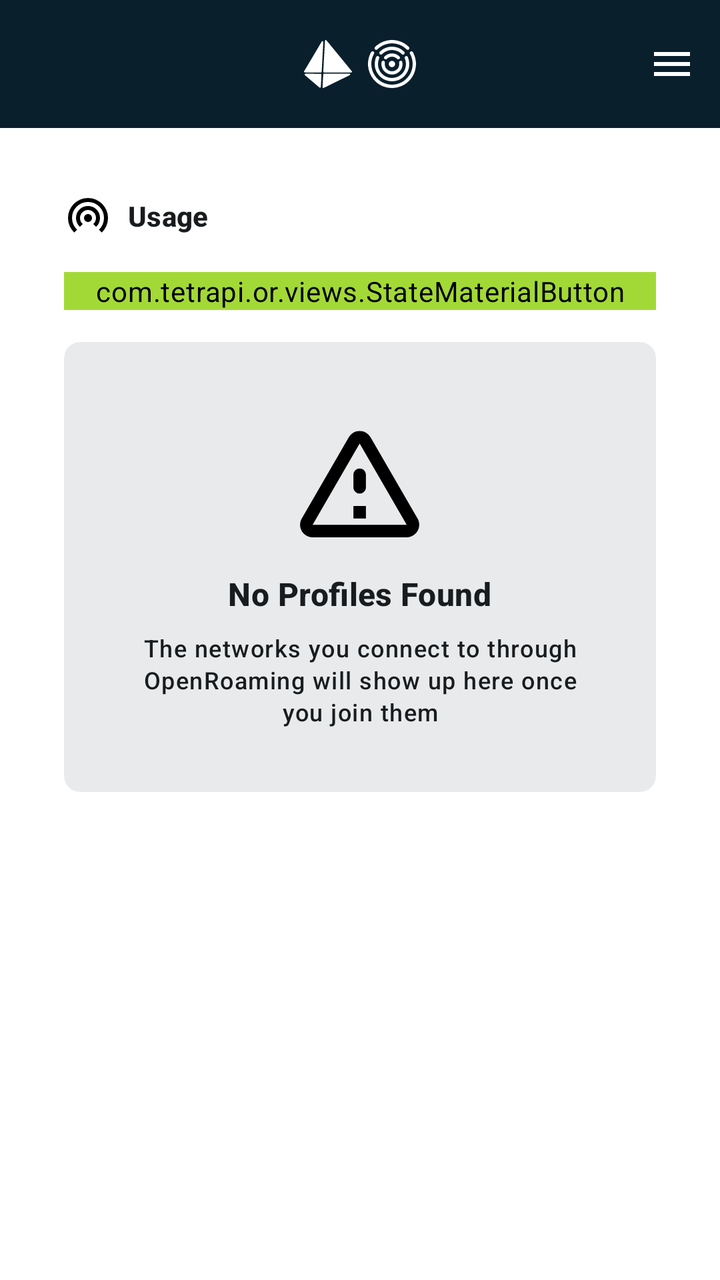
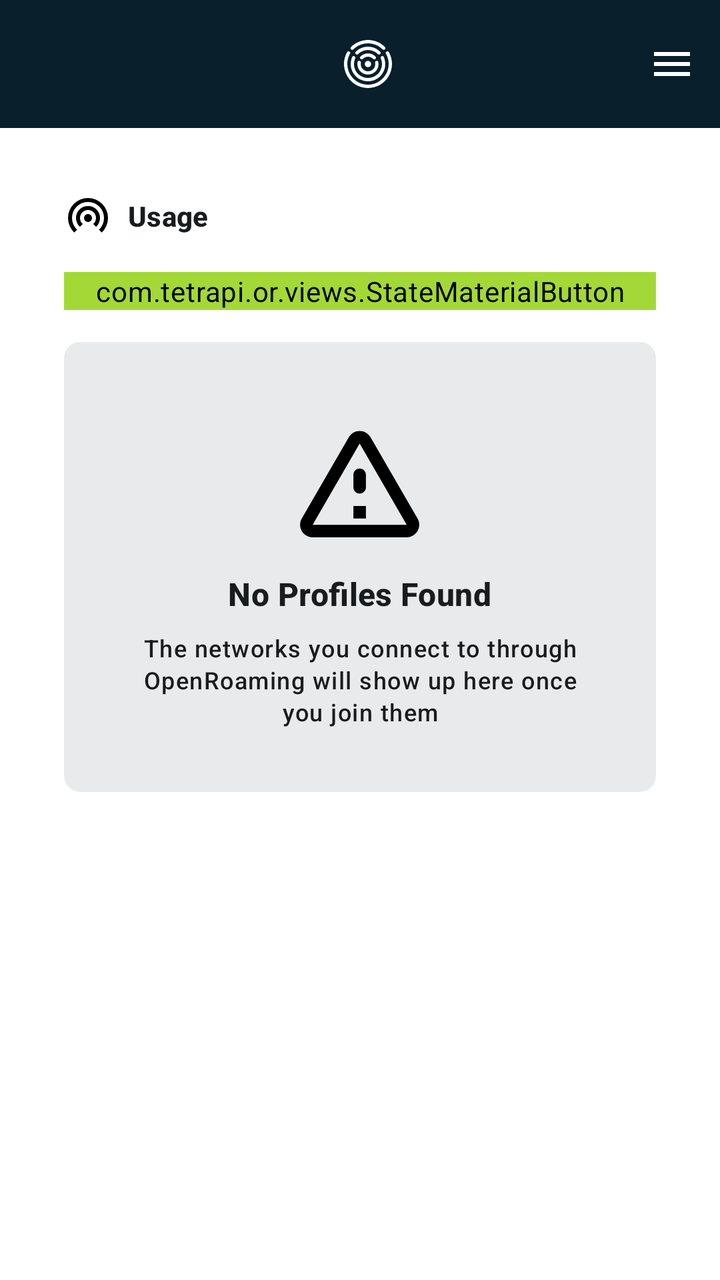

The first picture is an Android layout as it rendered before a commit; the second is the same layout after the commit. The layout source and the unified diff follow.
<!-- AndroidManifest.xml: application theme Theme.OR -->
<!-- res/layout/activity_main.xml -->
<?xml version="1.0" encoding="utf-8"?>

<LinearLayout xmlns:android="http://schemas.android.com/apk/res/android"
    xmlns:app="http://schemas.android.com/apk/res-auto"
    android:layout_width="match_parent"
    android:layout_height="wrap_content"
    android:orientation="vertical">

    <com.google.android.material.appbar.MaterialToolbar
        android:id="@+id/toolbar"
        android:layout_width="match_parent"
        android:layout_height="wrap_content"
        android:background="?colorPrimaryDark"
        app:menu="@menu/menu_main">

        <LinearLayout
            android:layout_width="wrap_content"
            android:layout_height="match_parent"
            android:layout_gravity="center"
            android:orientation="horizontal">

            <ImageView
                android:layout_width="24dp"
                android:layout_height="24dp"
                android:src="@drawable/ic_tetrapi"
                app:tint="?colorPrimary" />

            <ImageView
                android:layout_width="24dp"
                android:layout_height="24dp"
                android:layout_marginStart="@dimen/material_margin_mini"
                android:src="@drawable/ic_or"
                app:tint="?colorPrimary" />

        </LinearLayout>

    </com.google.android.material.appbar.MaterialToolbar>

    <ScrollView
        android:layout_width="match_parent"
        android:layout_height="match_parent">

        <LinearLayout
            android:layout_width="match_parent"
            android:layout_height="wrap_content"
            android:orientation="vertical"
            android:padding="@dimen/material_margin_large">

            <com.google.android.material.textview.MaterialTextView
                android:layout_width="wrap_content"
                android:layout_height="wrap_content"
                android:drawableStart="@drawable/ic_wifi"
                android:drawablePadding="@dimen/material_margin_mini"
                android:gravity="center"
                android:text="@string/activity_main_usage"
                android:textAppearance="?textAppearanceLabelLarge"
                android:textStyle="bold" />

            <com.tetrapi.or.views.StateMaterialButton
                android:id="@+id/connect_button"
                android:layout_width="match_parent"
                android:layout_height="wrap_content"
                android:layout_marginTop="@dimen/material_margin"
                android:backgroundTint="?colorSecondary"
                android:text="@string/activity_main_connect" />

            <ViewAnimator
                android:id="@+id/view_animator"
                android:layout_width="match_parent"
                android:layout_height="match_parent"
                android:layout_marginTop="@dimen/material_margin"
                android:inAnimation="@anim/pull_right"
                android:measureAllChildren="false"
                android:outAnimation="@anim/push_right">

                <com.google.android.material.card.MaterialCardView
                    android:layout_width="match_parent"
                    android:layout_height="wrap_content"
                    app:cardBackgroundColor="@color/color_outline"
                    app:cardCornerRadius="8dp"
                    app:strokeWidth="0dp">

                    <LinearLayout
                        android:layout_width="match_parent"
                        android:layout_height="wrap_content"
                        android:gravity="center"
                        android:orientation="vertical"
                        android:padding="@dimen/material_margin_large">

                        <ImageView
                            android:layout_width="75dp"
                            android:layout_height="75dp"
                            android:src="@drawable/ic_warning" />

                        <com.google.android.material.textview.MaterialTextView
                            android:layout_width="wrap_content"
                            android:layout_height="wrap_content"
                            android:layout_marginTop="@dimen/material_margin_mini"
                            android:gravity="center_horizontal"
                            android:text="@string/activity_main_not_found"
                            android:textAppearance="?textAppearanceTitleMedium"
                            android:textStyle="bold" />

                        <com.google.android.material.textview.MaterialTextView
                            android:layout_width="wrap_content"
                            android:layout_height="wrap_content"
                            android:layout_marginTop="@dimen/material_margin_mini"
                            android:gravity="center_horizontal"
                            android:text="@string/activity_main_not_found_explanation"
                            android:textAppearance="?textAppearanceLabelMedium" />

                    </LinearLayout>

                </com.google.android.material.card.MaterialCardView>

                <androidx.recyclerview.widget.RecyclerView
                    android:id="@+id/recycler_view"
                    android:layout_width="match_parent"
                    android:layout_height="wrap_content"
                    app:layoutManager="androidx.recyclerview.widget.LinearLayoutManager" />

            </ViewAnimator>

        </LinearLayout>

    </ScrollView>

</LinearLayout>
<!-- resources referenced by this layout -->
<resources>
  <color name="color_outline">#338C96A0</color>
  <dimen name="material_margin">16dp</dimen>
  <dimen name="material_margin_large">32dp</dimen>
  <dimen name="material_margin_mini">8dp</dimen>
  <!-- drawable ic_tetrapi (drawable) -->
  <vector xmlns:android="http://schemas.android.com/apk/res/android"
      android:width="32dp"
      android:height="32dp"
      android:viewportWidth="250"
      android:viewportHeight="250">
  
      <path
          android:fillColor="#96dc00"
          android:pathData="m112.15,0c0.86,0 1.72,0 2.57,0 4.6,5.12 9.15,10.35 13.64,15.69 40.69,49.18 81.2,98.52 121.5,148.01 0.52,2.86 -0.59,4.69 -3.35,5.49 -47.54,0.35 -95.07,0.35 -142.61,0 -2.11,-0.57 -3.31,-1.97 -3.6,-4.18 3.07,-53.94 6.07,-107.9 9.01,-161.87C109.85,1.65 110.79,0.6 112.15,0Z" />
  
      <path
          android:fillColor="#b1fe00"
          android:pathData="m95.16,5.75c4.45,0.3 6.17,2.74 5.15,7.32 -2.67,49.16 -5.33,98.33 -7.98,147.49 -0.07,2.33 -0.41,4.59 -1.03,6.8 -0.63,0.81 -1.4,1.42 -2.32,1.83 -29.05,0.52 -58.05,0.34 -87.01,-0.52C-0.12,167.03 -0.55,165.03 0.69,162.66 31.37,111.31 61.92,59.88 92.33,8.37 93.22,7.37 94.17,6.5 95.16,5.75Z" />
  
      <path
          android:fillColor="#689900"
          android:pathData="m5.96,175.71c27.84,-0.26 55.65,0 83.4,0.78 0.62,0.47 1.05,1.08 1.29,1.83 -0.74,22.15 -1.77,44.29 -3.09,66.42 -1,3.43 -3.14,4.56 -6.44,3.4C55.89,226.7 30.67,205.26 5.44,183.82 2.67,180.89 2.84,178.19 5.96,175.71Z" />
  
      <path
          android:fillColor="#4b6c15"
          android:pathData="m101.86,250c-0.86,0 -1.72,0 -2.57,0 -0.83,-0.57 -1.6,-1.27 -2.32,-2.09 -0.09,-1.92 -0.17,-3.84 -0.26,-5.75 0.96,-21.66 2.25,-43.27 3.86,-64.85 0.6,-0.61 1.2,-1.22 1.8,-1.83 45.31,-0.35 90.61,-0.35 135.92,0 2.36,1.45 2.96,3.45 1.8,6.01 -2.97,2.16 -6.14,3.99 -9.52,5.49C187.55,207.87 144.65,228.87 101.86,250Z" />
  
  </vector>
  <string name="activity_main_connect">Link OpenRoaming Profile</string>
  <string name="activity_main_not_found">No Profiles Found</string>
  <string name="activity_main_not_found_explanation">The networks you connect to through OpenRoaming will show up here once you join them</string>
  <string name="activity_main_usage">Usage</string>
  <color name="color_primary">#FFFFFF</color>
  <color name="color_primary_dark">#091F2C</color>
  <color name="color_on_primary">#191C1E</color>
  <color name="color_secondary">#A3D936</color>
  <color name="color_on_secondary">#191C1E</color>
  <color name="color_background">#FFFFFF</color>
  <color name="color_error">#BA1B1B</color>
  <style name="Widget.MaterialTextView" parent="Widget.MaterialComponents.TextView">
          <item name="android:textColor">?colorOnPrimary</item>
          <item name="android:textAppearance">?textAppearanceBodyMedium</item>
      </style>
  <style name="Widget.MaterialToolbar" parent="Widget.Material3.Toolbar">
          <item name="android:background">?colorSecondary</item>
          <item name="titleTextColor">?colorOnSecondary</item>
      </style>
  <style name="Widget.MaterialTextInputLayout" parent="Widget.Material3.TextInputLayout.OutlinedBox">
          <item name="shapeAppearance">@style/ShapeAppearance.MaterialTextInputLayout.Rounded</item>
          <item name="boxStrokeWidth">1sp</item>
          <item name="boxStrokeColor">@color/color_outline</item>
          <item name="hintTextColor">@color/cr_text_input_box</item>
          <item name="cursorColor">@color/color_primary_dark</item>
  
      </style>
  <style name="ShapeAppearance.MaterialTextInputLayout.Rounded" parent="ShapeAppearance.Material3.Corner.Full">
          <item name="cornerSize">8dp</item>
      </style>
  <!-- unchanged entries left out for length: 4 -->
</resources>

<!-- the commit's change to res/layout/activity_main.xml (unified diff, before → after) -->
@@ -19,11 +19,7 @@
             android:layout_gravity="center"
             android:orientation="horizontal">
 
-            <ImageView
-                android:layout_width="24dp"
-                android:layout_height="24dp"
-                android:src="@drawable/ic_tetrapi"
-                app:tint="?colorPrimary" />
+            
 
             <ImageView
                 android:layout_width="24dp"
<!-- resource entries referenced after the edit -->
@@ -4,30 +4,6 @@
   <dimen name="material_margin">16dp</dimen>
   <dimen name="material_margin_large">32dp</dimen>
   <dimen name="material_margin_mini">8dp</dimen>
-  <!-- drawable ic_tetrapi (drawable) -->
-  <vector xmlns:android="http://schemas.android.com/apk/res/android"
-      android:width="32dp"
-      android:height="32dp"
-      android:viewportWidth="250"
-      android:viewportHeight="250">
-  
-      <path
-          android:fillColor="#96dc00"
-          android:pathData="m112.15,0c0.86,0 1.72,0 2.57,0 4.6,5.12 9.15,10.35 13.64,15.69 40.69,49.18 81.2,98.52 121.5,148.01 0.52,2.86 -0.59,4.69 -3.35,5.49 -47.54,0.35 -95.07,0.35 -142.61,0 -2.11,-0.57 -3.31,-1.97 -3.6,-4.18 3.07,-53.94 6.07,-107.9 9.01,-161.87C109.85,1.65 110.79,0.6 112.15,0Z" />
-  
-      <path
-          android:fillColor="#b1fe00"
-          android:pathData="m95.16,5.75c4.45,0.3 6.17,2.74 5.15,7.32 -2.67,49.16 -5.33,98.33 -7.98,147.49 -0.07,2.33 -0.41,4.59 -1.03,6.8 -0.63,0.81 -1.4,1.42 -2.32,1.83 -29.05,0.52 -58.05,0.34 -87.01,-0.52C-0.12,167.03 -0.55,165.03 0.69,162.66 31.37,111.31 61.92,59.88 92.33,8.37 93.22,7.37 94.17,6.5 95.16,5.75Z" />
-  
-      <path
-          android:fillColor="#689900"
-          android:pathData="m5.96,175.71c27.84,-0.26 55.65,0 83.4,0.78 0.62,0.47 1.05,1.08 1.29,1.83 -0.74,22.15 -1.77,44.29 -3.09,66.42 -1,3.43 -3.14,4.56 -6.44,3.4C55.89,226.7 30.67,205.26 5.44,183.82 2.67,180.89 2.84,178.19 5.96,175.71Z" />
-  
-      <path
-          android:fillColor="#4b6c15"
-          android:pathData="m101.86,250c-0.86,0 -1.72,0 -2.57,0 -0.83,-0.57 -1.6,-1.27 -2.32,-2.09 -0.09,-1.92 -0.17,-3.84 -0.26,-5.75 0.96,-21.66 2.25,-43.27 3.86,-64.85 0.6,-0.61 1.2,-1.22 1.8,-1.83 45.31,-0.35 90.61,-0.35 135.92,0 2.36,1.45 2.96,3.45 1.8,6.01 -2.97,2.16 -6.14,3.99 -9.52,5.49C187.55,207.87 144.65,228.87 101.86,250Z" />
-  
-  </vector>
   <string name="activity_main_connect">Link OpenRoaming Profile</string>
   <string name="activity_main_not_found">No Profiles Found</string>
   <string name="activity_main_not_found_explanation">The networks you connect to through OpenRoaming will show up here once you join them</string>
